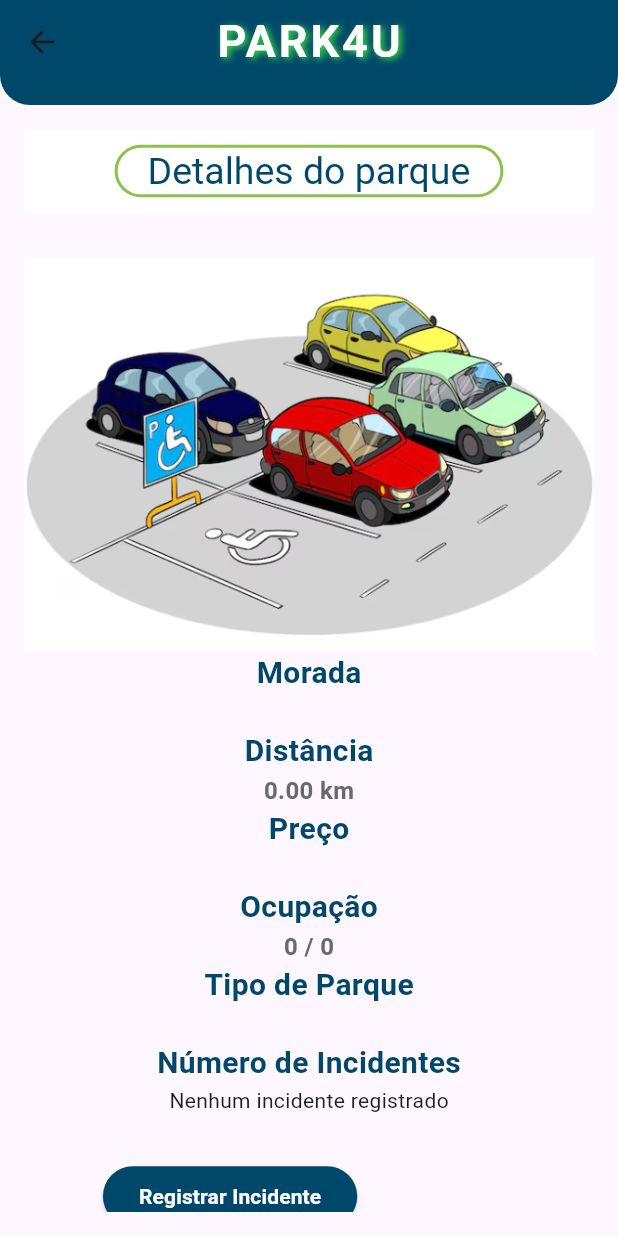
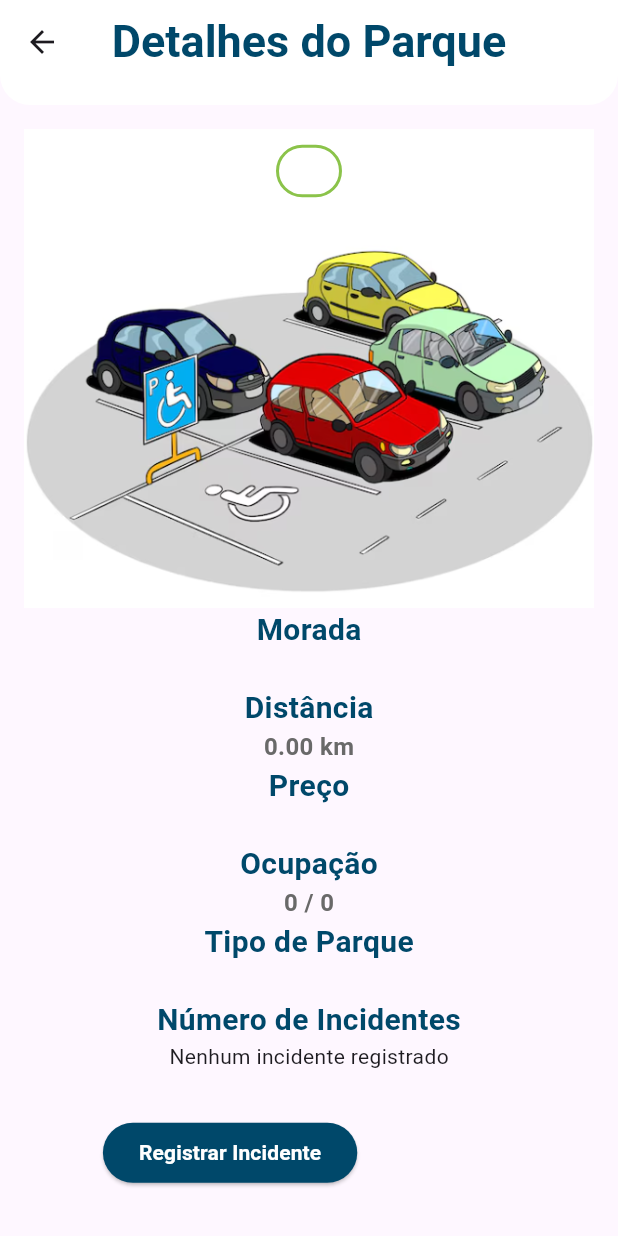
Before and after one commit to Tomfibacarrico03/app_estacionamento_22104735_22107603, a Flutter app: the DetalhesDoParque screen opened directly with empty values, on a phone screen of 412 x 824 dp. Run offline on Flutter 3.47's test engine with Material 3 defaults, Android fonts, the light colour scheme and no system bars; our stand-ins replace connectivity_plus, geolocator, google_maps_flutter, sqflite; missing offline and left inert: flutter_config; accounts and stored records are empty; network calls fail; Roboto replaces fonts that are missing (Arial); statements that could not run were skipped.

Commit message:
atualização da pagina de detalhe

```diff
--- a/lib/screens/detalhes.dart
+++ b/lib/screens/detalhes.dart
@@ -41,7 +41,7 @@ class _DetalhesDoParqueState extends State<DetalhesDoParque> {
         preferredSize: const Size.fromHeight(70.0), // Aqui você pode definir a altura da AppBar
         child: Container(
           decoration: const BoxDecoration(
-            color: Color(0xFF00486A), // A cor de fundo da AppBar
+            color: Color(0xFFFFFFFF),
             borderRadius: BorderRadius.only(
               bottomLeft: Radius.circular(20.0), // Defina o raio para os cantos inferiores
               bottomRight: Radius.circular(20.0),
@@ -52,21 +52,12 @@ class _DetalhesDoParqueState extends State<DetalhesDoParque> {
             elevation: 0, // Remove a sombra
             centerTitle: true,
             title: const Text(
-              'PARK4U',
+              'Detalhes do Parque',
               style: TextStyle(
                 fontSize: 30,
-                color: Color(0xFFFFFFFF),
+                color: Color(0xFF00486A),
                 fontWeight: FontWeight.bold,
                 fontFamily: 'Arial',
-                letterSpacing: 2.0, // Espaçamento entre as letras
-                shadows: [
-                  // Sombra para o texto
-                  Shadow(
-                    offset: Offset(2.0, 1.0),
-                    blurRadius: 6.0,
-                    color: Color(0xFF3ADF43),
-                  ),
-                ],
               ),
             ),
           ),
@@ -87,16 +78,16 @@ class _DetalhesDoParqueState extends State<DetalhesDoParque> {
                     height: 35,
                     padding: const EdgeInsets.symmetric(horizontal: 20, vertical: 0),
                     decoration: BoxDecoration(
-                      color: Colors.white, // Cor de fundo do retângulo
+                        color: const Color(0xFFFFFFFF), // Cor de fundo do retângulo
                       borderRadius: BorderRadius.circular(20), // Bordas arredondadas
                       border: Border.all(
                         color: Colors.lightGreen, // A cor das bordas
                         width: 2.0, // A largura da borda
                       ),
                     ),
-                    child: const Text(
-                      'Detalhes do parque',
-                      style: TextStyle(
+                    child: Text(
+                      widget.parque.nome,
+                      style: const TextStyle(
                         color: Color(0xFF00486A), // Cor do texto
                         fontSize: 25, // Tamanho do texto
                       ),
@@ -111,16 +102,6 @@ class _DetalhesDoParqueState extends State<DetalhesDoParque> {
                 child: Column(
                   crossAxisAlignment: CrossAxisAlignment.center,
                   children: <Widget>[
-                    Center(
-                      child: Text(
-                        widget.parque.nome,
-                        style: const TextStyle(
-                          color: Color(0xFF00486A),
-                          fontSize: 20,
-                          fontWeight: FontWeight.bold,
-                        ),
-                      ),
-                    ),
                     const Image(image: AssetImage('assets/car.jpg')),
 
                     const Text(
```
